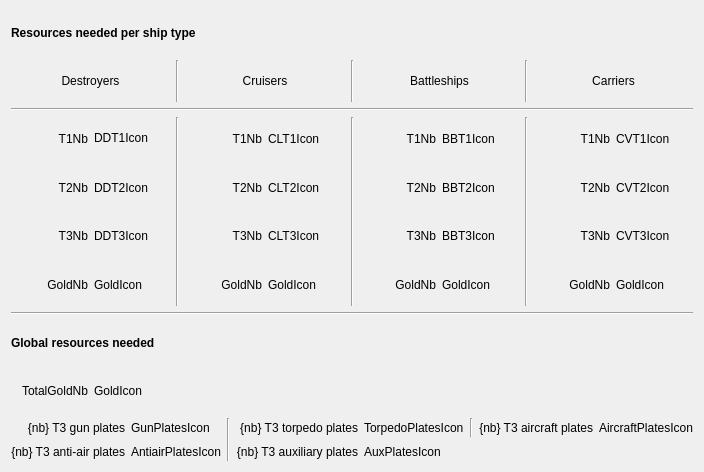
This is azuriris/ui/ui/module_retrofit.ui in Sugihiru/Azur-Iris as Qt 5 draws it before an edit. The edited form follows.
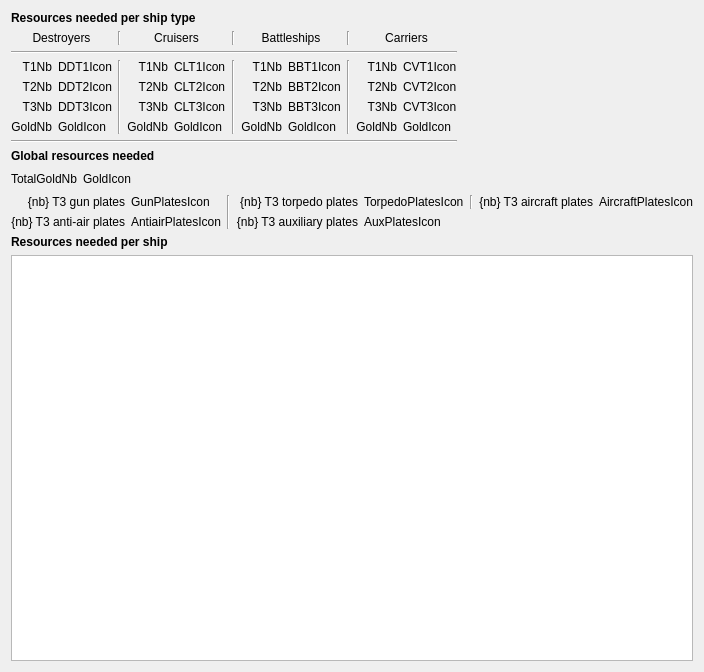
This is the edited form.

Commit message: Display required BP/Gold for each shipfu individually

```diff
--- a/azuriris/ui/ui/module_retrofit.ui
+++ b/azuriris/ui/ui/module_retrofit.ui
@@ -7,45 +7,15 @@
     <x>0</x>
     <y>0</y>
     <width>697</width>
-    <height>472</height>
+    <height>672</height>
    </rect>
   </property>
   <property name="windowTitle">
    <string>Form</string>
   </property>
   <layout class="QGridLayout" name="gridLayout">
-   <item row="4" column="9">
-    <widget class="QLabel" name="carriersT2NbLabel">
-     <property name="text">
-      <string>T2Nb</string>
-     </property>
-     <property name="alignment">
-      <set>Qt::AlignRight|Qt::AlignTrailing|Qt::AlignVCenter</set>
-     </property>
-    </widget>
-   </item>
-   <item row="3" column="6">
-    <widget class="QLabel" name="battleshipsT1NbLabel">
-     <property name="text">
-      <string>T1Nb</string>
-     </property>
-     <property name="alignment">
-      <set>Qt::AlignRight|Qt::AlignTrailing|Qt::AlignVCenter</set>
-     </property>
-    </widget>
-   </item>
-   <item row="4" column="0">
-    <widget class="QLabel" name="destroyersT2NbLabel">
-     <property name="text">
-      <string>T2Nb</string>
-     </property>
-     <property name="alignment">
-      <set>Qt::AlignRight|Qt::AlignTrailing|Qt::AlignVCenter</set>
-     </property>
-    </widget>
-   </item>
-   <item row="0" column="0" colspan="11">
-    <widget class="QLabel" name="titlePerShipTypeLabel">
+   <item row="22" column="0" colspan="12">
+    <widget class="QLabel" name="resourcesPerShipLabel">
      <property name="font">
       <font>
        <weight>75</weight>
@@ -53,196 +23,16 @@
       </font>
      </property>
      <property name="text">
-      <string>Resources needed per ship type</string>
+      <string>Resources needed per ship</string>
      </property>
     </widget>
    </item>
-   <item row="3" column="10">
-    <widget class="QLabel" name="carriersT1IconLabel">
-     <property name="text">
-      <string>CVT1Icon</string>
-     </property>
-    </widget>
-   </item>
-   <item row="6" column="3">
-    <widget class="QLabel" name="cruisersGoldNbLabel">
-     <property name="text">
-      <string>GoldNb</string>
-     </property>
-     <property name="alignment">
-      <set>Qt::AlignRight|Qt::AlignTrailing|Qt::AlignVCenter</set>
-     </property>
-    </widget>
-   </item>
-   <item row="5" column="6">
-    <widget class="QLabel" name="battleshipsT3NbLabel">
-     <property name="text">
-      <string>T3Nb</string>
-     </property>
-     <property name="alignment">
-      <set>Qt::AlignRight|Qt::AlignTrailing|Qt::AlignVCenter</set>
-     </property>
-    </widget>
-   </item>
-   <item row="5" column="7">
-    <widget class="QLabel" name="battleshipsT3IconLabel">
-     <property name="text">
-      <string>BBT3Icon</string>
-     </property>
-    </widget>
-   </item>
-   <item row="8" column="0" colspan="11">
-    <widget class="QLabel" name="titleGlobalNeededLabel">
-     <property name="font">
-      <font>
-       <weight>75</weight>
-       <bold>true</bold>
-      </font>
-     </property>
-     <property name="text">
-      <string>Global resources needed</string>
-     </property>
-    </widget>
-   </item>
-   <item row="4" column="10">
-    <widget class="QLabel" name="carriersT2IconLabel">
-     <property name="text">
-      <string>CVT2Icon</string>
-     </property>
-    </widget>
-   </item>
-   <item row="3" column="3">
-    <widget class="QLabel" name="cruisersT1NbLabel">
-     <property name="text">
-      <string>T1Nb</string>
-     </property>
-     <property name="alignment">
-      <set>Qt::AlignRight|Qt::AlignTrailing|Qt::AlignVCenter</set>
-     </property>
-    </widget>
-   </item>
-   <item row="3" column="0">
-    <widget class="QLabel" name="destroyersT1NbLabel">
-     <property name="text">
-      <string>T1Nb</string>
-     </property>
-     <property name="alignment">
-      <set>Qt::AlignRight|Qt::AlignTrailing|Qt::AlignVCenter</set>
-     </property>
-    </widget>
-   </item>
-   <item row="6" column="10">
-    <widget class="QLabel" name="carriersGoldIconLabel">
-     <property name="text">
-      <string>GoldIcon</string>
-     </property>
-    </widget>
-   </item>
-   <item row="1" column="3" colspan="2">
-    <widget class="QLabel" name="cruisersLabel">
-     <property name="text">
-      <string>Cruisers</string>
-     </property>
-     <property name="alignment">
-      <set>Qt::AlignCenter</set>
-     </property>
-    </widget>
-   </item>
-   <item row="5" column="3">
-    <widget class="QLabel" name="cruisersT3NbLabel">
-     <property name="text">
-      <string>T3Nb</string>
-     </property>
-     <property name="alignment">
-      <set>Qt::AlignRight|Qt::AlignTrailing|Qt::AlignVCenter</set>
-     </property>
-    </widget>
-   </item>
-   <item row="5" column="0">
-    <widget class="QLabel" name="destroyersT3NbLabel">
-     <property name="text">
-      <string>T3Nb</string>
-     </property>
-     <property name="alignment">
-      <set>Qt::AlignRight|Qt::AlignTrailing|Qt::AlignVCenter</set>
-     </property>
-    </widget>
-   </item>
-   <item row="7" column="0" colspan="11">
-    <widget class="Line" name="line_6">
-     <property name="orientation">
-      <enum>Qt::Horizontal</enum>
-     </property>
-    </widget>
-   </item>
-   <item row="1" column="6" colspan="2">
-    <widget class="QLabel" name="battleshipsLabel">
-     <property name="text">
-      <string>Battleships</string>
-     </property>
-     <property name="alignment">
-      <set>Qt::AlignCenter</set>
-     </property>
-    </widget>
-   </item>
-   <item row="9" column="1">
-    <widget class="QLabel" name="totalGoldIconLabel">
-     <property name="text">
-      <string>GoldIcon</string>
-     </property>
-    </widget>
-   </item>
-   <item row="5" column="10">
-    <widget class="QLabel" name="carriersT3IconLabel">
-     <property name="text">
-      <string>CVT3Icon</string>
-     </property>
-    </widget>
-   </item>
-   <item row="9" column="0">
-    <widget class="QLabel" name="totalGoldNbLabel">
-     <property name="text">
-      <string>TotalGoldNb</string>
-     </property>
-     <property name="alignment">
-      <set>Qt::AlignRight|Qt::AlignTrailing|Qt::AlignVCenter</set>
-     </property>
-    </widget>
-   </item>
-   <item row="4" column="7">
-    <widget class="QLabel" name="battleshipsT2IconLabel">
-     <property name="text">
-      <string>BBT2Icon</string>
-     </property>
-    </widget>
-   </item>
-   <item row="3" column="4">
-    <widget class="QLabel" name="cruisersT1IconLabel">
-     <property name="text">
-      <string>CLT1Icon</string>
-     </property>
-    </widget>
-   </item>
-   <item row="6" column="1">
-    <widget class="QLabel" name="destroyersGoldIconLabel">
-     <property name="text">
-      <string>GoldIcon</string>
-     </property>
-    </widget>
-   </item>
-   <item row="10" column="0" colspan="11">
+   <item row="21" column="0" colspan="12">
     <layout class="QGridLayout" name="platesGridLayout">
-     <item row="0" column="2" rowspan="2">
-      <widget class="Line" name="line_4">
-       <property name="orientation">
-        <enum>Qt::Vertical</enum>
-       </property>
-      </widget>
-     </item>
-     <item row="1" column="0">
-      <widget class="QLabel" name="antiairPlatesNbLabel">
+     <item row="1" column="3">
+      <widget class="QLabel" name="auxPlatesNbLabel">
        <property name="text">
-        <string>{nb} T3 anti-air plates</string>
+        <string>{nb} T3 auxiliary plates</string>
        </property>
        <property name="alignment">
         <set>Qt::AlignRight|Qt::AlignTrailing|Qt::AlignVCenter</set>
@@ -266,44 +56,10 @@
        </property>
       </widget>
      </item>
-     <item row="1" column="4">
-      <widget class="QLabel" name="auxPlatesIconLabel">
-       <property name="text">
-        <string>AuxPlatesIcon</string>
-       </property>
-      </widget>
-     </item>
-     <item row="0" column="4">
-      <widget class="QLabel" name="torpedoPlatesIconLabel">
-       <property name="text">
-        <string>TorpedoPlatesIcon</string>
-       </property>
-      </widget>
-     </item>
-     <item row="0" column="1">
-      <widget class="QLabel" name="gunPlatesIconLabel">
-       <property name="text">
-        <string>GunPlatesIcon</string>
-       </property>
-      </widget>
-     </item>
-     <item row="0" column="6">
-      <widget class="QLabel" name="aircraftPlatesNbLabel">
-       <property name="text">
-        <string>{nb} T3 aircraft plates</string>
-       </property>
-       <property name="alignment">
-        <set>Qt::AlignRight|Qt::AlignTrailing|Qt::AlignVCenter</set>
-       </property>
-      </widget>
-     </item>
-     <item row="1" column="3">
-      <widget class="QLabel" name="auxPlatesNbLabel">
-       <property name="text">
-        <string>{nb} T3 auxiliary plates</string>
-       </property>
-       <property name="alignment">
-        <set>Qt::AlignRight|Qt::AlignTrailing|Qt::AlignVCenter</set>
+     <item row="0" column="5">
+      <widget class="Line" name="line_5">
+       <property name="orientation">
+        <enum>Qt::Vertical</enum>
        </property>
       </widget>
      </item>
@@ -324,225 +80,559 @@
        </property>
       </widget>
      </item>
+     <item row="1" column="0">
+      <widget class="QLabel" name="antiairPlatesNbLabel">
+       <property name="text">
+        <string>{nb} T3 anti-air plates</string>
+       </property>
+       <property name="alignment">
+        <set>Qt::AlignRight|Qt::AlignTrailing|Qt::AlignVCenter</set>
+       </property>
+      </widget>
+     </item>
+     <item row="0" column="1">
+      <widget class="QLabel" name="gunPlatesIconLabel">
+       <property name="text">
+        <string>GunPlatesIcon</string>
+       </property>
+      </widget>
+     </item>
+     <item row="0" column="2" rowspan="2">
+      <widget class="Line" name="line_4">
+       <property name="orientation">
+        <enum>Qt::Vertical</enum>
+       </property>
+      </widget>
+     </item>
+     <item row="0" column="6">
+      <widget class="QLabel" name="aircraftPlatesNbLabel">
+       <property name="text">
+        <string>{nb} T3 aircraft plates</string>
+       </property>
+       <property name="alignment">
+        <set>Qt::AlignRight|Qt::AlignTrailing|Qt::AlignVCenter</set>
+       </property>
+      </widget>
+     </item>
+     <item row="1" column="4">
+      <widget class="QLabel" name="auxPlatesIconLabel">
+       <property name="text">
+        <string>AuxPlatesIcon</string>
+       </property>
+      </widget>
+     </item>
+     <item row="0" column="4">
+      <widget class="QLabel" name="torpedoPlatesIconLabel">
+       <property name="text">
+        <string>TorpedoPlatesIcon</string>
+       </property>
+      </widget>
+     </item>
+     <item row="0" column="8" rowspan="2">
+      <spacer name="horizontalSpacer">
+       <property name="orientation">
+        <enum>Qt::Horizontal</enum>
+       </property>
+       <property name="sizeHint" stdset="0">
+        <size>
+         <width>40</width>
+         <height>20</height>
+        </size>
+       </property>
+      </spacer>
+     </item>
+    </layout>
+   </item>
+   <item row="0" column="0" colspan="12">
+    <widget class="QLabel" name="titlePerShipTypeLabel">
+     <property name="font">
+      <font>
+       <weight>75</weight>
+       <bold>true</bold>
+      </font>
+     </property>
+     <property name="text">
+      <string>Resources needed per ship type</string>
+     </property>
+    </widget>
+   </item>
+   <item row="15" column="0" colspan="12">
+    <widget class="QLabel" name="titleGlobalNeededLabel">
+     <property name="font">
+      <font>
+       <weight>75</weight>
+       <bold>true</bold>
+      </font>
+     </property>
+     <property name="text">
+      <string>Global resources needed</string>
+     </property>
+    </widget>
+   </item>
+   <item row="23" column="0" colspan="12">
+    <widget class="QTableView" name="resourcesPerShipTableView">
+     <property name="sizePolicy">
+      <sizepolicy hsizetype="Expanding" vsizetype="Expanding">
+       <horstretch>0</horstretch>
+       <verstretch>0</verstretch>
+      </sizepolicy>
+     </property>
+     <property name="selectionBehavior">
+      <enum>QAbstractItemView::SelectRows</enum>
+     </property>
+     <property name="verticalScrollMode">
+      <enum>QAbstractItemView::ScrollPerPixel</enum>
+     </property>
+     <property name="horizontalScrollMode">
+      <enum>QAbstractItemView::ScrollPerPixel</enum>
+     </property>
+     <property name="sortingEnabled">
+      <bool>true</bool>
+     </property>
+     <property name="wordWrap">
+      <bool>true</bool>
+     </property>
+    </widget>
+   </item>
+   <item row="5" column="0">
+    <layout class="QGridLayout" name="gridLayout_2">
+     <item row="2" column="0">
+      <widget class="QLabel" name="destroyersT1NbLabel">
+       <property name="text">
+        <string>T1Nb</string>
+       </property>
+       <property name="alignment">
+        <set>Qt::AlignRight|Qt::AlignTrailing|Qt::AlignVCenter</set>
+       </property>
+      </widget>
+     </item>
+     <item row="5" column="3">
+      <widget class="QLabel" name="cruisersGoldNbLabel">
+       <property name="text">
+        <string>GoldNb</string>
+       </property>
+       <property name="alignment">
+        <set>Qt::AlignRight|Qt::AlignTrailing|Qt::AlignVCenter</set>
+       </property>
+      </widget>
+     </item>
+     <item row="2" column="9">
+      <widget class="QLabel" name="carriersT1NbLabel">
+       <property name="text">
+        <string>T1Nb</string>
+       </property>
+       <property name="alignment">
+        <set>Qt::AlignRight|Qt::AlignTrailing|Qt::AlignVCenter</set>
+       </property>
+      </widget>
+     </item>
+     <item row="5" column="9">
+      <widget class="QLabel" name="carriersGoldNbLabel">
+       <property name="text">
+        <string>GoldNb</string>
+       </property>
+       <property name="alignment">
+        <set>Qt::AlignRight|Qt::AlignTrailing|Qt::AlignVCenter</set>
+       </property>
+      </widget>
+     </item>
+     <item row="3" column="1">
+      <widget class="QLabel" name="destroyersT2IconLabel">
+       <property name="text">
+        <string>DDT2Icon</string>
+       </property>
+      </widget>
+     </item>
+     <item row="3" column="9">
+      <widget class="QLabel" name="carriersT2NbLabel">
+       <property name="text">
+        <string>T2Nb</string>
+       </property>
+       <property name="alignment">
+        <set>Qt::AlignRight|Qt::AlignTrailing|Qt::AlignVCenter</set>
+       </property>
+      </widget>
+     </item>
+     <item row="0" column="6" colspan="2">
+      <widget class="QLabel" name="battleshipsLabel">
+       <property name="sizePolicy">
+        <sizepolicy hsizetype="Preferred" vsizetype="Preferred">
+         <horstretch>0</horstretch>
+         <verstretch>0</verstretch>
+        </sizepolicy>
+       </property>
+       <property name="text">
+        <string>Battleships</string>
+       </property>
+       <property name="alignment">
+        <set>Qt::AlignCenter</set>
+       </property>
+      </widget>
+     </item>
+     <item row="4" column="1">
+      <widget class="QLabel" name="destroyersT3IconLabel">
+       <property name="text">
+        <string>DDT3Icon</string>
+       </property>
+      </widget>
+     </item>
+     <item row="5" column="7">
+      <widget class="QLabel" name="battleshipsGoldIconLabel">
+       <property name="text">
+        <string>GoldIcon</string>
+       </property>
+      </widget>
+     </item>
+     <item row="2" column="3">
+      <widget class="QLabel" name="cruisersT1NbLabel">
+       <property name="text">
+        <string>T1Nb</string>
+       </property>
+       <property name="alignment">
+        <set>Qt::AlignRight|Qt::AlignTrailing|Qt::AlignVCenter</set>
+       </property>
+      </widget>
+     </item>
+     <item row="0" column="8">
+      <widget class="Line" name="line_10">
+       <property name="orientation">
+        <enum>Qt::Vertical</enum>
+       </property>
+      </widget>
+     </item>
+     <item row="6" column="0" colspan="11">
+      <widget class="Line" name="line_6">
+       <property name="orientation">
+        <enum>Qt::Horizontal</enum>
+       </property>
+      </widget>
+     </item>
+     <item row="3" column="4">
+      <widget class="QLabel" name="cruisersT2IconLabel">
+       <property name="text">
+        <string>CLT2Icon</string>
+       </property>
+      </widget>
+     </item>
+     <item row="3" column="10">
+      <widget class="QLabel" name="carriersT2IconLabel">
+       <property name="text">
+        <string>CVT2Icon</string>
+       </property>
+      </widget>
+     </item>
+     <item row="3" column="3">
+      <widget class="QLabel" name="cruisersT2NbLabel">
+       <property name="text">
+        <string>T2Nb</string>
+       </property>
+       <property name="alignment">
+        <set>Qt::AlignRight|Qt::AlignTrailing|Qt::AlignVCenter</set>
+       </property>
+      </widget>
+     </item>
+     <item row="5" column="1">
+      <widget class="QLabel" name="destroyersGoldIconLabel">
+       <property name="text">
+        <string>GoldIcon</string>
+       </property>
+      </widget>
+     </item>
+     <item row="1" column="0" colspan="11">
+      <widget class="Line" name="line_7">
+       <property name="orientation">
+        <enum>Qt::Horizontal</enum>
+       </property>
+      </widget>
+     </item>
+     <item row="3" column="6">
+      <widget class="QLabel" name="battleshipsT2NbLabel">
+       <property name="text">
+        <string>T2Nb</string>
+       </property>
+       <property name="alignment">
+        <set>Qt::AlignRight|Qt::AlignTrailing|Qt::AlignVCenter</set>
+       </property>
+      </widget>
+     </item>
+     <item row="2" column="8" rowspan="4">
+      <widget class="Line" name="line_3">
+       <property name="orientation">
+        <enum>Qt::Vertical</enum>
+       </property>
+      </widget>
+     </item>
+     <item row="2" column="6">
+      <widget class="QLabel" name="battleshipsT1NbLabel">
+       <property name="text">
+        <string>T1Nb</string>
+       </property>
+       <property name="alignment">
+        <set>Qt::AlignRight|Qt::AlignTrailing|Qt::AlignVCenter</set>
+       </property>
+      </widget>
+     </item>
+     <item row="4" column="3">
+      <widget class="QLabel" name="cruisersT3NbLabel">
+       <property name="text">
+        <string>T3Nb</string>
+       </property>
+       <property name="alignment">
+        <set>Qt::AlignRight|Qt::AlignTrailing|Qt::AlignVCenter</set>
+       </property>
+      </widget>
+     </item>
+     <item row="4" column="10">
+      <widget class="QLabel" name="carriersT3IconLabel">
+       <property name="text">
+        <string>CVT3Icon</string>
+       </property>
+      </widget>
+     </item>
+     <item row="5" column="4">
+      <widget class="QLabel" name="cruisersGoldIconLabel">
+       <property name="text">
+        <string>GoldIcon</string>
+       </property>
+      </widget>
+     </item>
+     <item row="5" column="0">
+      <widget class="QLabel" name="destroyersGoldNbLabel">
+       <property name="text">
+        <string>GoldNb</string>
+       </property>
+       <property name="alignment">
+        <set>Qt::AlignRight|Qt::AlignTrailing|Qt::AlignVCenter</set>
+       </property>
+      </widget>
+     </item>
+     <item row="2" column="2" rowspan="4">
+      <widget class="Line" name="line">
+       <property name="orientation">
+        <enum>Qt::Vertical</enum>
+       </property>
+      </widget>
+     </item>
+     <item row="4" column="4">
+      <widget class="QLabel" name="cruisersT3IconLabel">
+       <property name="text">
+        <string>CLT3Icon</string>
+       </property>
+      </widget>
+     </item>
+     <item row="2" column="4">
+      <widget class="QLabel" name="cruisersT1IconLabel">
+       <property name="text">
+        <string>CLT1Icon</string>
+       </property>
+      </widget>
+     </item>
+     <item row="4" column="9">
+      <widget class="QLabel" name="carriersT3NbLabel">
+       <property name="text">
+        <string>T3Nb</string>
+       </property>
+       <property name="alignment">
+        <set>Qt::AlignRight|Qt::AlignTrailing|Qt::AlignVCenter</set>
+       </property>
+      </widget>
+     </item>
+     <item row="5" column="10">
+      <widget class="QLabel" name="carriersGoldIconLabel">
+       <property name="text">
+        <string>GoldIcon</string>
+       </property>
+      </widget>
+     </item>
+     <item row="4" column="6">
+      <widget class="QLabel" name="battleshipsT3NbLabel">
+       <property name="text">
+        <string>T3Nb</string>
+       </property>
+       <property name="alignment">
+        <set>Qt::AlignRight|Qt::AlignTrailing|Qt::AlignVCenter</set>
+       </property>
+      </widget>
+     </item>
+     <item row="0" column="0" colspan="2">
+      <widget class="QLabel" name="destroyersLabel">
+       <property name="text">
+        <string>Destroyers</string>
+       </property>
+       <property name="alignment">
+        <set>Qt::AlignCenter</set>
+       </property>
+      </widget>
+     </item>
+     <item row="2" column="7">
+      <widget class="QLabel" name="battleshipsT1IconLabel">
+       <property name="text">
+        <string>BBT1Icon</string>
+       </property>
+      </widget>
+     </item>
+     <item row="4" column="0">
+      <widget class="QLabel" name="destroyersT3NbLabel">
+       <property name="text">
+        <string>T3Nb</string>
+       </property>
+       <property name="alignment">
+        <set>Qt::AlignRight|Qt::AlignTrailing|Qt::AlignVCenter</set>
+       </property>
+      </widget>
+     </item>
+     <item row="0" column="2">
+      <widget class="Line" name="line_8">
+       <property name="orientation">
+        <enum>Qt::Vertical</enum>
+       </property>
+      </widget>
+     </item>
+     <item row="4" column="7">
+      <widget class="QLabel" name="battleshipsT3IconLabel">
+       <property name="text">
+        <string>BBT3Icon</string>
+       </property>
+      </widget>
+     </item>
+     <item row="2" column="5" rowspan="4">
+      <widget class="Line" name="line_2">
+       <property name="orientation">
+        <enum>Qt::Vertical</enum>
+       </property>
+      </widget>
+     </item>
+     <item row="0" column="3" colspan="2">
+      <widget class="QLabel" name="cruisersLabel">
+       <property name="text">
+        <string>Cruisers</string>
+       </property>
+       <property name="alignment">
+        <set>Qt::AlignCenter</set>
+       </property>
+      </widget>
+     </item>
+     <item row="5" column="6">
+      <widget class="QLabel" name="battleshipsGoldNbLabel">
+       <property name="text">
+        <string>GoldNb</string>
+       </property>
+       <property name="alignment">
+        <set>Qt::AlignRight|Qt::AlignTrailing|Qt::AlignVCenter</set>
+       </property>
+      </widget>
+     </item>
+     <item row="3" column="7">
+      <widget class="QLabel" name="battleshipsT2IconLabel">
+       <property name="text">
+        <string>BBT2Icon</string>
+       </property>
+      </widget>
+     </item>
      <item row="0" column="5">
-      <widget class="Line" name="line_5">
+      <widget class="Line" name="line_9">
        <property name="orientation">
         <enum>Qt::Vertical</enum>
        </property>
       </widget>
      </item>
+     <item row="2" column="1">
+      <widget class="QLabel" name="destroyersT1IconLabel">
+       <property name="text">
+        <string>DDT1Icon</string>
+       </property>
+       <property name="textFormat">
+        <enum>Qt::RichText</enum>
+       </property>
+      </widget>
+     </item>
+     <item row="2" column="10">
+      <widget class="QLabel" name="carriersT1IconLabel">
+       <property name="text">
+        <string>CVT1Icon</string>
+       </property>
+      </widget>
+     </item>
+     <item row="0" column="9" colspan="2">
+      <widget class="QLabel" name="carriersLabel">
+       <property name="text">
+        <string>Carriers</string>
+       </property>
+       <property name="alignment">
+        <set>Qt::AlignCenter</set>
+       </property>
+      </widget>
+     </item>
+     <item row="3" column="0">
+      <widget class="QLabel" name="destroyersT2NbLabel">
+       <property name="text">
+        <string>T2Nb</string>
+       </property>
+       <property name="alignment">
+        <set>Qt::AlignRight|Qt::AlignTrailing|Qt::AlignVCenter</set>
+       </property>
+      </widget>
+     </item>
+     <item row="0" column="11" rowspan="7">
+      <spacer name="horizontalSpacer_2">
+       <property name="orientation">
+        <enum>Qt::Horizontal</enum>
+       </property>
+       <property name="sizeHint" stdset="0">
+        <size>
+         <width>40</width>
+         <height>20</height>
+        </size>
+       </property>
+      </spacer>
+     </item>
     </layout>
    </item>
-   <item row="3" column="7">
-    <widget class="QLabel" name="battleshipsT1IconLabel">
-     <property name="text">
-      <string>BBT1Icon</string>
-     </property>
-    </widget>
-   </item>
-   <item row="6" column="4">
-    <widget class="QLabel" name="cruisersGoldIconLabel">
-     <property name="text">
-      <string>GoldIcon</string>
-     </property>
-    </widget>
-   </item>
-   <item row="5" column="9">
-    <widget class="QLabel" name="carriersT3NbLabel">
-     <property name="text">
-      <string>T3Nb</string>
-     </property>
-     <property name="alignment">
-      <set>Qt::AlignRight|Qt::AlignTrailing|Qt::AlignVCenter</set>
-     </property>
-    </widget>
-   </item>
-   <item row="6" column="6">
-    <widget class="QLabel" name="battleshipsGoldNbLabel">
-     <property name="text">
-      <string>GoldNb</string>
-     </property>
-     <property name="alignment">
-      <set>Qt::AlignRight|Qt::AlignTrailing|Qt::AlignVCenter</set>
-     </property>
-    </widget>
-   </item>
-   <item row="4" column="6">
-    <widget class="QLabel" name="battleshipsT2NbLabel">
-     <property name="text">
-      <string>T2Nb</string>
-     </property>
-     <property name="alignment">
-      <set>Qt::AlignRight|Qt::AlignTrailing|Qt::AlignVCenter</set>
-     </property>
-    </widget>
-   </item>
-   <item row="4" column="1">
-    <widget class="QLabel" name="destroyersT2IconLabel">
-     <property name="text">
-      <string>DDT2Icon</string>
-     </property>
-    </widget>
-   </item>
-   <item row="4" column="4">
-    <widget class="QLabel" name="cruisersT2IconLabel">
-     <property name="text">
-      <string>CLT2Icon</string>
-     </property>
-    </widget>
-   </item>
-   <item row="1" column="0" colspan="2">
-    <widget class="QLabel" name="destroyersLabel">
-     <property name="text">
-      <string>Destroyers</string>
-     </property>
-     <property name="alignment">
-      <set>Qt::AlignCenter</set>
-     </property>
-    </widget>
-   </item>
-   <item row="6" column="7">
-    <widget class="QLabel" name="battleshipsGoldIconLabel">
-     <property name="text">
-      <string>GoldIcon</string>
-     </property>
-    </widget>
-   </item>
-   <item row="4" column="3">
-    <widget class="QLabel" name="cruisersT2NbLabel">
-     <property name="text">
-      <string>T2Nb</string>
-     </property>
-     <property name="alignment">
-      <set>Qt::AlignRight|Qt::AlignTrailing|Qt::AlignVCenter</set>
-     </property>
-    </widget>
-   </item>
-   <item row="1" column="9" colspan="2">
-    <widget class="QLabel" name="carriersLabel">
-     <property name="text">
-      <string>Carriers</string>
-     </property>
-     <property name="alignment">
-      <set>Qt::AlignCenter</set>
-     </property>
-    </widget>
-   </item>
-   <item row="6" column="9">
-    <widget class="QLabel" name="carriersGoldNbLabel">
-     <property name="text">
-      <string>GoldNb</string>
-     </property>
-     <property name="alignment">
-      <set>Qt::AlignRight|Qt::AlignTrailing|Qt::AlignVCenter</set>
-     </property>
-    </widget>
-   </item>
-   <item row="3" column="9">
-    <widget class="QLabel" name="carriersT1NbLabel">
-     <property name="text">
-      <string>T1Nb</string>
-     </property>
-     <property name="alignment">
-      <set>Qt::AlignRight|Qt::AlignTrailing|Qt::AlignVCenter</set>
-     </property>
-    </widget>
-   </item>
-   <item row="5" column="11">
-    <spacer name="horizontalSpacer">
-     <property name="orientation">
-      <enum>Qt::Horizontal</enum>
-     </property>
-     <property name="sizeHint" stdset="0">
-      <size>
-       <width>40</width>
-       <height>20</height>
-      </size>
-     </property>
-    </spacer>
-   </item>
-   <item row="6" column="0">
-    <widget class="QLabel" name="destroyersGoldNbLabel">
-     <property name="text">
-      <string>GoldNb</string>
-     </property>
-     <property name="alignment">
-      <set>Qt::AlignRight|Qt::AlignTrailing|Qt::AlignVCenter</set>
-     </property>
-    </widget>
-   </item>
-   <item row="5" column="4">
-    <widget class="QLabel" name="cruisersT3IconLabel">
-     <property name="text">
-      <string>CLT3Icon</string>
-     </property>
-    </widget>
-   </item>
-   <item row="3" column="1">
-    <widget class="QLabel" name="destroyersT1IconLabel">
-     <property name="text">
-      <string>DDT1Icon</string>
-     </property>
-     <property name="textFormat">
-      <enum>Qt::RichText</enum>
-     </property>
-    </widget>
-   </item>
-   <item row="5" column="1">
-    <widget class="QLabel" name="destroyersT3IconLabel">
-     <property name="text">
-      <string>DDT3Icon</string>
-     </property>
-    </widget>
-   </item>
-   <item row="3" column="2" rowspan="4">
-    <widget class="Line" name="line">
-     <property name="orientation">
-      <enum>Qt::Vertical</enum>
-     </property>
-    </widget>
-   </item>
-   <item row="3" column="5" rowspan="4">
-    <widget class="Line" name="line_2">
-     <property name="orientation">
-      <enum>Qt::Vertical</enum>
-     </property>
-    </widget>
-   </item>
-   <item row="3" column="8" rowspan="4">
-    <widget class="Line" name="line_3">
-     <property name="orientation">
-      <enum>Qt::Vertical</enum>
-     </property>
-    </widget>
-   </item>
-   <item row="2" column="0" colspan="11">
-    <widget class="Line" name="line_7">
-     <property name="orientation">
-      <enum>Qt::Horizontal</enum>
-     </property>
-    </widget>
-   </item>
-   <item row="1" column="2">
-    <widget class="Line" name="line_8">
-     <property name="orientation">
-      <enum>Qt::Vertical</enum>
-     </property>
-    </widget>
-   </item>
-   <item row="1" column="5">
-    <widget class="Line" name="line_9">
-     <property name="orientation">
-      <enum>Qt::Vertical</enum>
-     </property>
-    </widget>
-   </item>
-   <item row="1" column="8">
-    <widget class="Line" name="line_10">
-     <property name="orientation">
-      <enum>Qt::Vertical</enum>
-     </property>
-    </widget>
+   <item row="17" column="0" rowspan="2">
+    <layout class="QHBoxLayout" name="horizontalLayout">
+     <item>
+      <widget class="QLabel" name="totalGoldNbLabel">
+       <property name="sizePolicy">
+        <sizepolicy hsizetype="Preferred" vsizetype="Preferred">
+         <horstretch>0</horstretch>
+         <verstretch>0</verstretch>
+        </sizepolicy>
+       </property>
+       <property name="text">
+        <string>TotalGoldNb</string>
+       </property>
+       <property name="alignment">
+        <set>Qt::AlignRight|Qt::AlignTrailing|Qt::AlignVCenter</set>
+       </property>
+      </widget>
+     </item>
+     <item>
+      <widget class="QLabel" name="totalGoldIconLabel">
+       <property name="sizePolicy">
+        <sizepolicy hsizetype="Fixed" vsizetype="Preferred">
+         <horstretch>0</horstretch>
+         <verstretch>0</verstretch>
+        </sizepolicy>
+       </property>
+       <property name="text">
+        <string>GoldIcon</string>
+       </property>
+      </widget>
+     </item>
+     <item>
+      <spacer name="horizontalSpacer_3">
+       <property name="orientation">
+        <enum>Qt::Horizontal</enum>
+       </property>
+       <property name="sizeHint" stdset="0">
+        <size>
+         <width>40</width>
+         <height>20</height>
+        </size>
+       </property>
+      </spacer>
+     </item>
+    </layout>
    </item>
   </layout>
  </widget>
```
The commit also changes 4 other files.
